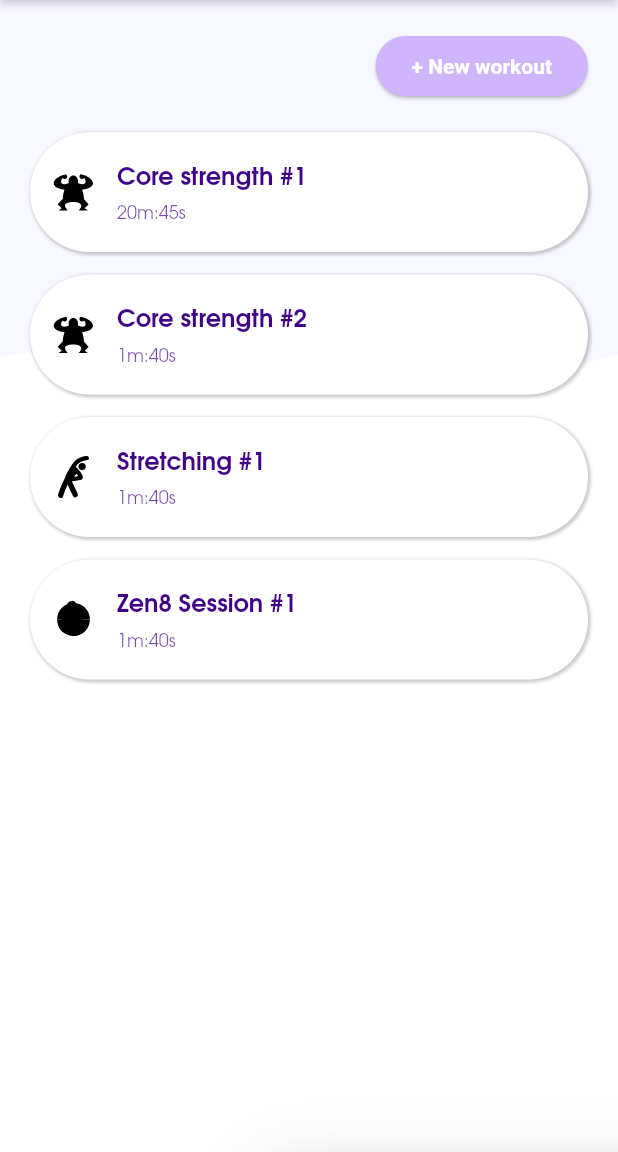
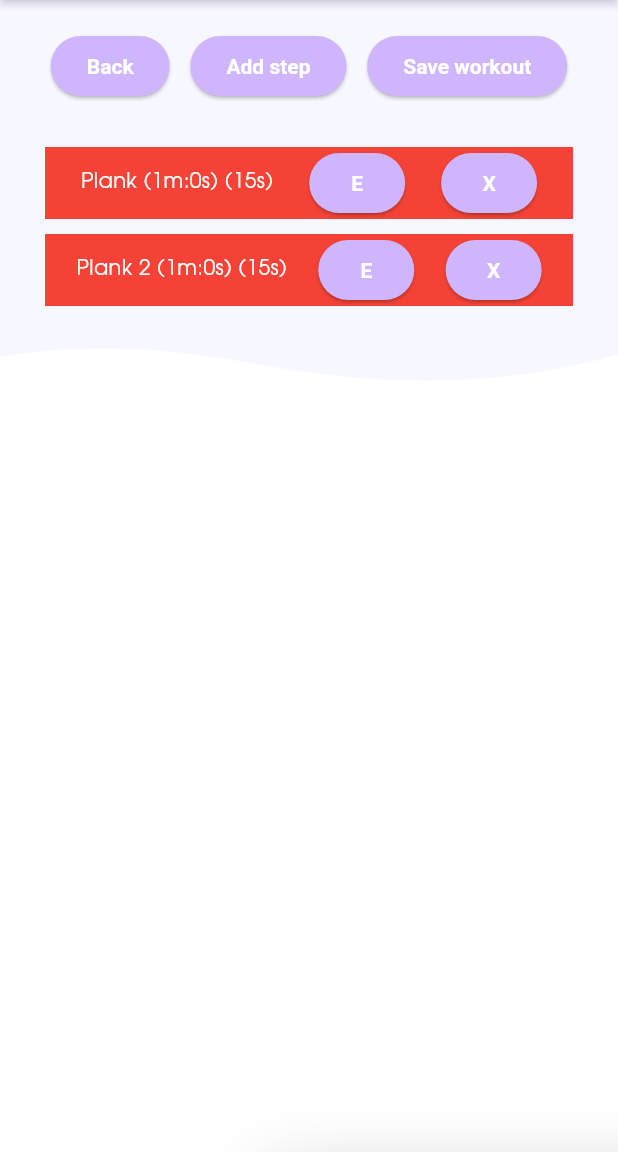
Before and after one commit to Baldtech/thibolt, a Flutter app: the screen it shows after launch, after a tap on "+ New workout", on a phone screen of 412 x 824 dp, the part 84-1236 px from its top. Run offline on Flutter 3.47's test engine with Material 3 defaults, Android fonts, the light colour scheme and no system bars; our stand-ins replace audioplayers, circular_countdown_timer, flutter_svg.

Commit message:
basic add page

```diff
--- /dev/null
+++ b/lib/models/category.dart
@@ -0,0 +1,11 @@
+class CategoryModel{
+  String name;
+  String icon;
+  CategoryModel({required this.name, required this.icon});
+
+  static List<CategoryModel> categories = [
+    CategoryModel(name: 'core', icon: 'core.svg'),
+    CategoryModel(name: 'stretching', icon: 'stretching.svg'),
+    CategoryModel(name: 'swim', icon: 'swim.svg'),
+  ];
+}
--- a/lib/models/step.dart
+++ b/lib/models/step.dart
@@ -2,8 +2,9 @@ class StepModel {
   String name;
   int duration;
   int restDuration;
+  int order;
 
-  StepModel({required this.name, this.duration = 0, this.restDuration = 0});
+  StepModel({required this.name, this.duration = 0, this.restDuration = 0, this.order = 0});
 
   static List<StepModel> getSteps() {
     List<StepModel> steps = [];
--- a/lib/models/workout.dart
+++ b/lib/models/workout.dart
@@ -1,12 +1,17 @@
+import 'package:thibolt/models/category.dart';
 import 'package:thibolt/models/step.dart';
 
 class Workout {
   int id;
   String name;
-  String category;
+  CategoryModel category;
   int duration;
 
   Workout({required this.id, required this.name, required this.category, this.duration = 100});
+
+  static List<Workout> workouts = [
+    Workout(id: 2, category: CategoryModel.categories.first, name: 'Core strength #2')
+  ];
 
   static List<Workout> getWorkouts() {
     List<Workout> workouts = [];
@@ -14,11 +19,11 @@ class Workout {
     workouts.add(Workout(
         id: 1,
         name: 'Core strength #1',
-        category: 'core',
+        category: CategoryModel.categories.first,
         duration: StepModel.getDurationByWorkoutId(1)));
-    workouts.add(Workout(id: 2, category: 'core', name: 'Core strength #2'));
-    workouts.add(Workout(id: 3, category: 'stretching', name: 'Stretching #1'));
-    workouts.add(Workout(id: 4, category: 'swim', name: 'Zen8 Session #1'));
+    workouts.add(Workout(id: 2, category: CategoryModel.categories.first, name: 'Core strength #2'));
+    workouts.add(Workout(id: 3, category: CategoryModel.categories.first, name: 'Stretching #1'));
+    workouts.add(Workout(id: 4, category: CategoryModel.categories.first, name: 'Zen8 Session #1'));
 
     return workouts;
   }
--- /dev/null
+++ b/lib/pages/add.dart
@@ -0,0 +1,259 @@
+import 'package:flutter/gestures.dart';
+import 'package:flutter/services.dart';
+import 'package:thibolt/common_libs.dart';
+import 'package:thibolt/models/category.dart';
+import 'package:thibolt/models/step.dart';
+import 'package:thibolt/models/workout.dart';
+
+class AddPage extends StatefulWidget {
+  const AddPage({Key? key}) : super(key: key);
+
+  @override
+  State<AddPage> createState() => _AddPageState();
+}
+
+class _AddPageState extends State<AddPage> {
+  void _getInitialInfo() {}
+
+  var steps = [
+    StepModel(name: 'Plank', duration: 60, restDuration: 15, order: 0),
+    StepModel(name: 'Plank 2', duration: 60, restDuration: 15, order: 1),
+  ];
+
+  @override
+  Widget build(BuildContext context) {
+    _getInitialInfo();
+
+    return Scaffold(
+      appBar: const NavBar(),
+      body: Container(
+        decoration: const BoxDecoration(
+          image: DecorationImage(
+            image: AssetImage("assets/background.png"),
+            fit: BoxFit.cover,
+          ),
+        ),
+        child: _pageContent(context),
+      ),
+    );
+  }
+
+  // reorder method
+  void updateStepOrder(int oldIndex, int newIndex) {
+    setState(() {
+      // this adjustment is needed when moving down the list
+      if (oldIndex < newIndex) {
+        newIndex -= 1;
+      }
+
+      // get the tile we are moving
+      final StepModel tile = steps.removeAt(oldIndex);
+      // place the tile in new position
+      steps.insert(newIndex, tile);
+    });
+  }
+
+  Padding _pageContent(BuildContext context) {
+    return Padding(
+      padding: const EdgeInsets.all(20),
+      child: Column(
+        children: [
+          Row(
+            mainAxisAlignment: MainAxisAlignment.spaceEvenly,
+            children: [
+              ElevatedButton(
+                style: ElevatedButton.styleFrom(
+                    //elevation: 0,
+                    ),
+                onPressed: () async {
+                  Navigator.pop(context);
+                },
+                child: const Text("Back"),
+              ),
+              ElevatedButton(
+                style: ElevatedButton.styleFrom(
+                    //elevation: 0,
+                    ),
+                onPressed: () {
+                  showDialog(
+                    context: context,
+                    builder: (BuildContext context) => _buildPopupDialog(
+                        context, new StepModel(name: ""),
+                        newStep: true),
+                  );
+                },
+                child: const Text("Add step"),
+              ),
+              ElevatedButton(
+                style: ElevatedButton.styleFrom(
+                    //elevation: 0,
+                    ),
+                onPressed: () {
+                  Workout.workouts.add(Workout(
+                      id: Workout.workouts.length,
+                      name: "Test",
+                      category: CategoryModel.categories.first));
+                  Navigator.pop(context);
+                },
+                child: const Text("Save workout"),
+              ),
+            ],
+          ),
+          const SizedBox(
+            height: 20,
+          ),
+          Expanded(
+            child: ReorderableListView(
+              padding: const EdgeInsets.all(10),
+              dragStartBehavior: DragStartBehavior.start,
+              children: steps.map((step) {
+                return Padding(
+                  padding: const EdgeInsets.only(bottom: 10),
+                  key: ValueKey(step.order),
+                  child: Container(
+                    color: Colors.red,
+                    width: 15,
+                    child: Row(
+                      mainAxisAlignment: MainAxisAlignment.spaceEvenly,
+                      children: [
+                        Text(
+                            '${step.name} (${Utils.formatTime(step.duration)}) (${Utils.formatTime(step.restDuration)})'),
+                        ElevatedButton(
+                            onPressed: () {
+                              showDialog(
+                                context: context,
+                                builder: (BuildContext context) =>
+                                    _buildPopupDialog(context, step),
+                              );
+                            },
+                            child: const Text("E")),
+                        ElevatedButton(
+                            onPressed: () {
+                              setState(() {
+                                steps.remove(step);
+                              });
+                            },
+                            child: const Text("X")),
+                      ],
+                    ),
+                  ),
+                );
+              }).toList(),
+              onReorder: (oldIndex, newIndex) {
+                updateStepOrder(oldIndex, newIndex);
+              },
+            ),
+          )
+        ],
+      ),
+    );
+  }
+
+  Widget _buildPopupDialog(BuildContext context, StepModel step,
+      {bool newStep = false}) {
+    final formKey = GlobalKey<FormState>();
+
+    return AlertDialog(
+      title: Text(newStep ? "New step" : step.name,
+          style: Theme.of(context)
+              .textTheme
+              .displayLarge
+              ?.copyWith(color: Theme.of(context).colorScheme.primary)),
+      content: Form(
+        key: formKey,
+        child: Column(
+          mainAxisSize: MainAxisSize.min,
+          crossAxisAlignment: CrossAxisAlignment.start,
+          children: <Widget>[
+            TextFormField(
+              style: TextStyle(color: Theme.of(context).colorScheme.primary),
+              initialValue: step.name,
+              decoration: const InputDecoration(hintText: 'Step name'),
+              onSaved: (val) {
+                setState(() {
+                  step.name = val!;
+                });
+              },
+              validator: (value) {
+                if (value == null || value.isEmpty) {
+                  return 'Please enter some text';
+                }
+                return null;
+              },
+            ),
+            TextFormField(
+              style: TextStyle(color: Theme.of(context).colorScheme.primary),
+              initialValue: step.duration.toString(),
+              keyboardType: TextInputType.number,
+              inputFormatters: <TextInputFormatter>[
+                FilteringTextInputFormatter.digitsOnly
+              ],
+              decoration: const InputDecoration(hintText: 'Duration'),
+              onSaved: (val) {
+                setState(() {
+                  step.duration = int.parse(val!);
+                });
+              },
+              validator: (value) {
+                if (value == null || value.isEmpty) {
+                  return 'Please enter a duration';
+                }
+                if (int.parse(value) == 0) {
+                  return 'Must be higher than 0';
+                }
+                return null;
+              },
+            ),
+            TextFormField(
+              style: TextStyle(color: Theme.of(context).colorScheme.primary),
+              initialValue: step.restDuration.toString(),
+              keyboardType: TextInputType.number,
+              inputFormatters: <TextInputFormatter>[
+                FilteringTextInputFormatter.digitsOnly
+              ],
+              decoration: const InputDecoration(hintText: 'Rest duration'),
+              onSaved: (val) {
+                setState(() {
+                  step.restDuration = int.parse(val!);
+                });
+              },
+              validator: (value) {
+                if (value == null || value.isEmpty) {
+                  return 'Please enter a duration';
+                }
+                return null;
+              },
+            ),
+            const SizedBox(height: 20),
+            Row(
+              mainAxisAlignment: MainAxisAlignment.spaceEvenly,
+              children: [
+                ElevatedButton(
+                  child: const Text('Submit'),
+                  onPressed: () {
+                    if (formKey.currentState!.validate()) {
+                      formKey.currentState!.save();
+                      if (newStep) {
+                        setState(() {
+                          step.order = steps.length;
+                          steps.add(step);
+                        });
+                      }
+                      Navigator.of(context).pop();
+                    }
+                  },
+                ),
+                ElevatedButton(
+                  child: const Text('Cancel'),
+                  onPressed: () {
+                    Navigator.of(context).pop();
+                  },
+                ),
+              ],
+            )
+          ],
+        ),
+      ),
+    );
+  }
+}
--- a/lib/pages/list.dart
+++ b/lib/pages/list.dart
@@ -1,6 +1,7 @@
 import 'package:thibolt/common_libs.dart';
 
 import 'package:thibolt/models/workout.dart';
+import 'package:thibolt/pages/add.dart';
 import 'package:thibolt/pages/details.dart';
 
 class ListPage extends StatefulWidget {
@@ -14,7 +15,13 @@ class _ListPageState extends State<ListPage> {
   List<Workout> workouts = [];
 
   void _getInitialInfo() {
-    workouts = Workout.getWorkouts();
+    workouts = Workout.workouts;
+  }
+
+  Future<void> _pullRefresh() async {
+    setState(() {
+      workouts = Workout.workouts;
+    });
   }
 
   @override
@@ -43,6 +50,8 @@ class _ListPageState extends State<ListPage> {
           _header(),
           const SizedBox(height: 20),
           Expanded(
+            child: RefreshIndicator(
+              onRefresh: _pullRefresh,
               child: ListView.separated(
                   shrinkWrap: true,
                   scrollDirection: Axis.vertical,
@@ -50,7 +59,8 @@ class _ListPageState extends State<ListPage> {
                         onTap: () => {
                           Navigator.of(context).push(
                             MaterialPageRoute(
-                            builder: (context) => DetailsPage(workout: workouts[index]),
+                              builder: (context) =>
+                                  DetailsPage(workout: workouts[index]),
                             ),
                           ),
                         },
@@ -58,7 +68,7 @@ class _ListPageState extends State<ListPage> {
                           title: workouts[index].name,
                           subTitle: Utils.formatTime(workouts[index].duration),
                           icon: SvgPicture.asset(
-                          'assets/icons/${workouts[index].category}.svg',
+                            'assets/icons/${workouts[index].category.icon}',
                             height: 28,
                             width: 28,
                           ),
@@ -68,6 +78,7 @@ class _ListPageState extends State<ListPage> {
                         height: 15,
                       ),
                   itemCount: workouts.length),
+            ),
           ),
         ],
       ),
@@ -81,7 +92,13 @@ class _ListPageState extends State<ListPage> {
         style: ElevatedButton.styleFrom(
             //elevation: 0,
             ),
-        onPressed: () {},
+        onPressed: () {
+          Navigator.of(context).push(
+            MaterialPageRoute(
+              builder: (context) => const AddPage(),
+            ),
+          ).then((value) => _pullRefresh());
+        },
         child: const Text("+ New workout"),
       ),
     );
```
Also changed, not shown: lib/pages/details.dart (+72 -73 lines). Lines whose indentation alone changed are shown as unchanged.
